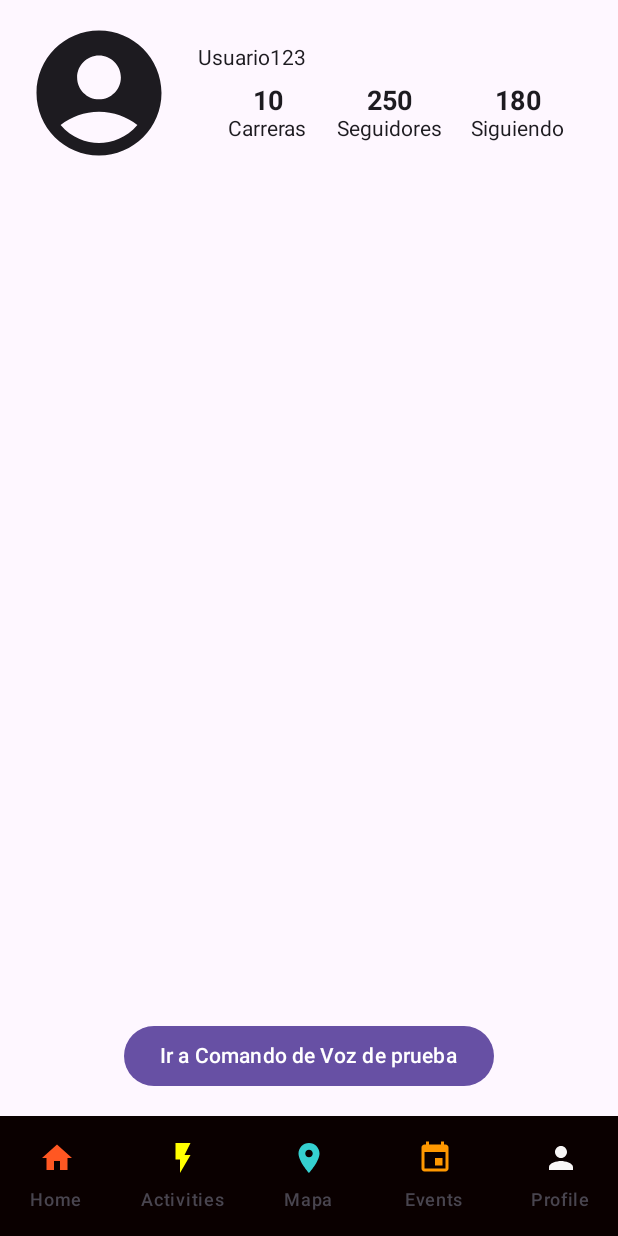
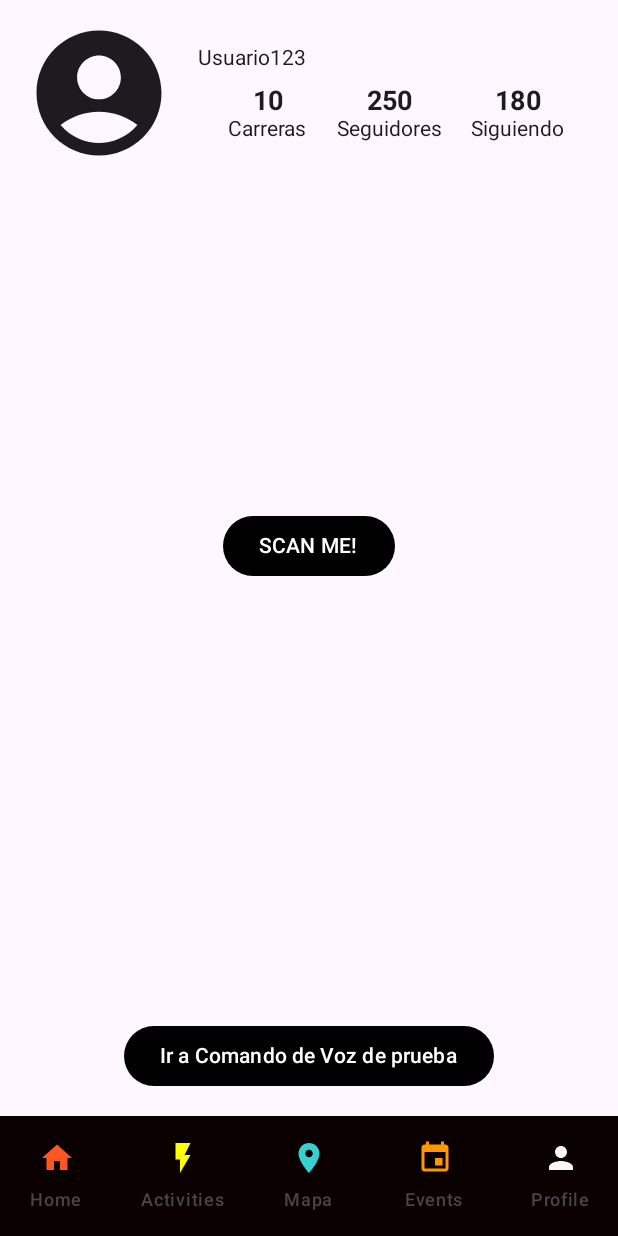
Before and after one commit to ICM2530/RunSync, an Android app built with Jetpack Compose: the ProfileScreen screen opened through its navigation route, on a phone screen of 412 x 824 dp. Run offline under Robolectric (Android 15) with nearby library versions, the phone set to English and light mode, and no system bars.

```diff
--- a/app/build.gradle.kts
+++ b/app/build.gradle.kts
@@ -37,6 +37,9 @@ android {
     buildFeatures {
         compose = true
     }
+    buildFeatures{
+        viewBinding = true
+    }
 }
 
 dependencies {
@@ -53,6 +56,8 @@ dependencies {
     implementation ("androidx.compose.material:material-icons-extended")
     implementation("io.coil-kt:coil-compose:2.6.0")
     implementation("androidx.compose.material:material-icons-extended:1.1.1")
+    implementation("com.journeyapps:zxing-android-embedded:4.3.0")
+    implementation("com.google.zxing:core:3.5.3")
     testImplementation(libs.junit)
     androidTestImplementation(libs.androidx.junit)
     androidTestImplementation(libs.androidx.espresso.core)
--- a/app/src/main/java/com/example/runsyncmockups/Navigation/Navigation.kt
+++ b/app/src/main/java/com/example/runsyncmockups/Navigation/Navigation.kt
@@ -16,6 +16,7 @@ import com.example.runsyncmockups.ui.EventsScreen
 import com.example.runsyncmockups.ui.ProfileScreen
 import com.example.runsyncmockups.ui.SpeechText
 import com.example.runsyncmockups.ui.EstadisticaScreen
+import com.example.runsyncmockups.ui.ScannerScreen
 
 
 enum class AppScreens{
@@ -30,7 +31,8 @@ enum class AppScreens{
     Chat,
     Profile,
     Voz,
-    Estadistica
+    Estadistica,
+    Scanner
 
 }
 
@@ -80,6 +82,10 @@ fun Navigation(){
         composable(route = AppScreens.Estadistica.name) {
             EstadisticaScreen(navController)
         }
+        composable(route = AppScreens.Scanner.name) {
+            ScannerScreen(navController)
+        }
+
 
     }
     }
--- a/app/src/main/java/com/example/runsyncmockups/ui/ProfileScreen.kt
+++ b/app/src/main/java/com/example/runsyncmockups/ui/ProfileScreen.kt
@@ -3,14 +3,19 @@ package com.example.runsyncmockups.ui
 import BottomBarView
 import android.provider.ContactsContract
 import androidx.compose.foundation.layout.Box
+import androidx.compose.foundation.layout.Spacer
 import androidx.compose.foundation.layout.fillMaxSize
 import androidx.compose.foundation.layout.padding
+import androidx.compose.foundation.layout.width
 import androidx.compose.material3.Button
+import androidx.compose.material3.ButtonDefaults
 import androidx.compose.material3.Scaffold
 import androidx.compose.material3.Text
 import androidx.compose.runtime.Composable
 import androidx.compose.ui.Alignment
 import androidx.compose.ui.Modifier
+import androidx.compose.ui.graphics.Color
+import androidx.compose.ui.input.pointer.motionEventSpy
 import androidx.compose.ui.unit.dp
 import androidx.navigation.NavController
 import com.example.runsyncmockups.Navigation.AppScreens
@@ -36,10 +41,30 @@ fun ProfileScreen(navController: NavController) {
                 },
                 modifier = Modifier
                     .align(Alignment.BottomCenter)
-                    .padding(bottom = 16.dp)
+                    .padding(bottom = 16.dp),
+                colors = ButtonDefaults.buttonColors(
+                    containerColor = Color.Black,
+                    contentColor = Color.White
+                )
             ) {
                 Text("Ir a Comando de Voz de prueba")
             }
+            Spacer(modifier = Modifier.width(16.dp))
+            Button(
+                onClick = {
+                    navController.navigate(AppScreens.Scanner.name)
+                },
+                modifier = Modifier
+                    .align(Alignment.Center)
+                    .padding(bottom = 16.dp),
+                    colors = ButtonDefaults.buttonColors(
+                    containerColor = Color.Black,
+                    contentColor = Color.White
+                )
+            ) {
+                Text("SCAN ME!")
+            }
+
         }
     }
 }
```
Also changed, not shown: app/src/main/AndroidManifest.xml (+14 -0 lines), app/src/main/java/com/example/runsyncmockups/ui/Scanner.kt (added, +119 -0 lines), 2 other files.
